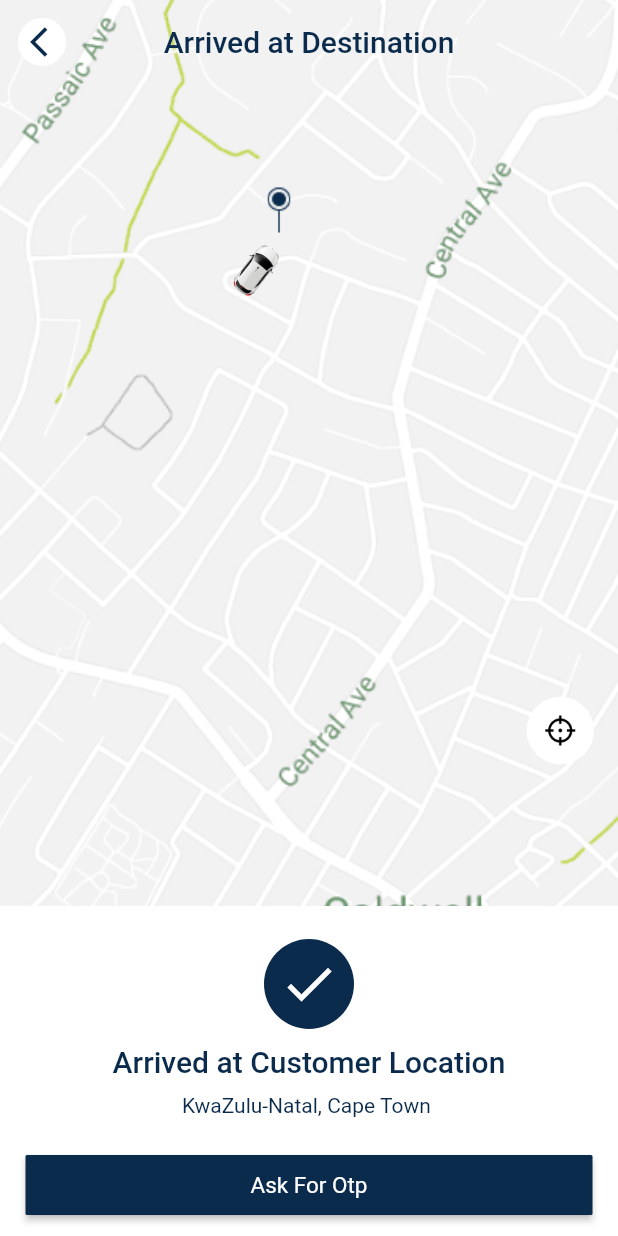
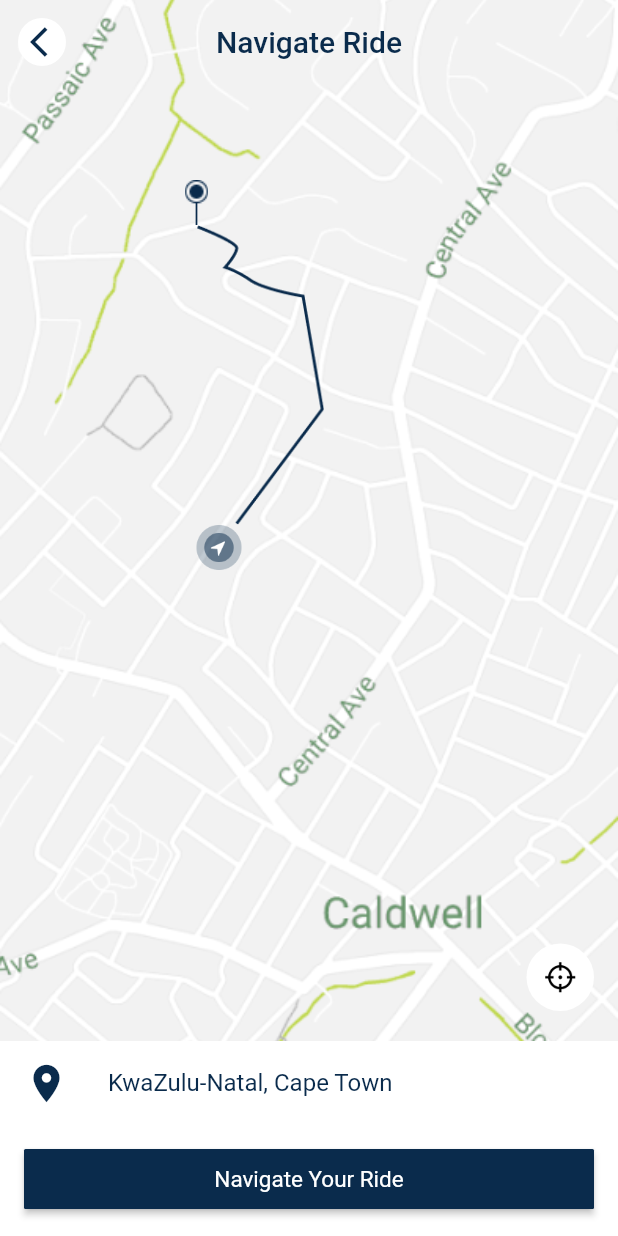
Before and after one commit to Rayarmohan/Jambo-Taxi-app, a Flutter app: the Arrived_Userlocation screen opened by its route, after a tap on "Arrived", on a phone screen of 412 x 824 dp. Run offline on Flutter 3.47's test engine with Material 3 defaults, Android fonts, the phone set to English and light mode, and no system bars; our stand-ins replace dotted_border, flutter_rating_bar, flutter_screenutil, flutter_svg, get; Roboto replaces fonts that are missing (SF Pro Display).

Commit message:
app-routing

```diff
--- a/lib/features/Ride/arrived_userlocation.dart
+++ b/lib/features/Ride/arrived_userlocation.dart
@@ -1,6 +1,7 @@
 // ignore_for_file: non_constant_identifier_names, camel_case_types, unnecessary_const
 
 import 'package:flutter/material.dart';
+import 'package:flutter/widgets.dart';
 import 'package:get/get.dart';
 import 'package:jambotaxi/utils/color/app_colors.dart';
 import 'package:jambotaxi/utils/route/route_name.dart';
@@ -185,20 +186,25 @@ class Arrived_Userlocation extends StatelessWidget {
                           ),
                         ],
                       ),
-                      const Row(
+                      Row(
                         children: [
-                          CircleAvatar(
-                            radius: 20,
-                            backgroundColor: AppColors.primeryColor,
-                            child: Icon(
-                              Icons.mark_unread_chat_alt_outlined,
-                              color: AppColors.white,
+                          GestureDetector(
+                            onTap: () {
+                              Get.toNamed(AppRoute.chatscreen);
+                            },
+                            child: const CircleAvatar(
+                              radius: 20,
+                              backgroundColor: AppColors.primeryColor,
+                              child: Icon(
+                                Icons.mark_unread_chat_alt_outlined,
+                                color: AppColors.white,
+                              ),
                             ),
                           ),
-                          SizedBox(
+                          const SizedBox(
                             width: 8,
                           ),
-                          CircleAvatar(
+                          const CircleAvatar(
                             radius: 20,
                             backgroundColor: Colors.green,
                             child: Icon(
@@ -220,7 +226,7 @@ class Arrived_Userlocation extends StatelessWidget {
                     padding: const EdgeInsets.only(left: 5.0, right: 5.0),
                     child: CustomButton(
                       onPressed: () {
-                        Get.toNamed(AppRoute.askForOtp);
+                        Get.toNamed(AppRoute.navigateYourRide);
                       },
                       child: Text(
                         'Arrived',
--- a/lib/features/Ride/navigationyourride.dart
+++ b/lib/features/Ride/navigationyourride.dart
@@ -1,7 +1,9 @@
 // ignore_for_file: prefer_const_constructors, prefer_const_literals_to_create_immutables, unnecessary_const
 
 import 'package:flutter/material.dart';
+import 'package:get/get.dart';
 import 'package:jambotaxi/utils/color/app_colors.dart';
+import 'package:jambotaxi/utils/route/route_name.dart';
 import 'package:jambotaxi/widgets/custom_button.dart';
 import 'package:jambotaxi/widgets/custom_images.dart';
 
@@ -137,9 +139,11 @@ class NavigationYourRide extends StatelessWidget {
               height: 40,
               child: CustomButton(
                 color: AppColors.primeryColor,
-                onPressed: () {},
+                onPressed: () {
+                  Get.toNamed(AppRoute.askForOtp);
+                },
                 child: Text(
-                  'Navigate customer location',
+                  'Navigate Your Ride',
                   style: Theme.of(context)
                       .textTheme
                       .bodyMedium!
--- a/lib/features/Ride/ride_request.dart
+++ b/lib/features/Ride/ride_request.dart
@@ -253,7 +253,9 @@ class Ride_Request extends StatelessWidget {
                       width: 160,
                       height: 44,
                       child: CustomButton(
-                        onPressed: () {},
+                        onPressed: () {
+                          Get.toNamed(AppRoute.cancelRide);
+                        },
                         child: Text(
                           'Decline',
                           style: Theme.of(context)
--- a/lib/features/cancel_ride/cancel_ride_successful.dart
+++ b/lib/features/cancel_ride/cancel_ride_successful.dart
@@ -1,7 +1,9 @@
 import 'package:flutter/cupertino.dart';
 import 'package:flutter/material.dart';
 import 'package:flutter_screenutil/flutter_screenutil.dart';
+import 'package:get/get.dart';
 import 'package:jambotaxi/utils/color/app_colors.dart';
+import 'package:jambotaxi/utils/route/route_name.dart';
 import 'package:jambotaxi/widgets/custom_button.dart';
 
 class CancelSuccess extends StatelessWidget {
@@ -53,6 +55,7 @@ class CancelSuccess extends StatelessWidget {
             height: 60,
             width: 0.9.sw,
             onPressed: () {
+              Get.toNamed(AppRoute.bottom_nav);
             },
             text: "Got It",
             color: AppColors.primeryColor,
--- a/lib/features/otp/ask_forotp.dart
+++ b/lib/features/otp/ask_forotp.dart
@@ -1,5 +1,6 @@
 import 'package:flutter/material.dart';
 import 'package:get/get.dart';
+import 'package:jambotaxi/features/otp_verification/otp_verification.dart';
 import 'package:jambotaxi/utils/color/app_colors.dart';
 import 'package:jambotaxi/utils/route/route_name.dart';
 import 'package:jambotaxi/widgets/custom_button.dart';
@@ -155,7 +156,7 @@ class AskForOtp extends StatelessWidget {
                     padding: const EdgeInsets.only(left: 5.0, right: 5.0),
                     child: CustomButton(
                       onPressed: () {
-                        Get.toNamed(AppRoute.otpscreen);
+                        Get.to(const OTPVerification());
                       },
                       child: Text(
                         'Ask For Otp',
--- a/lib/features/otp_verification/otp_verification.dart
+++ b/lib/features/otp_verification/otp_verification.dart
@@ -53,7 +53,8 @@ class OTPVerification extends StatelessWidget {
             const SizedBox(height: 70),
             Row(
               mainAxisAlignment: MainAxisAlignment.spaceBetween,
-              children: List.generate(4, (index) => _buildOTPBox(context, index)),
+              children:
+                  List.generate(4, (index) => _buildOTPBox(context, index)),
             ),
             const SizedBox(height: 40),
             Column(
@@ -91,7 +92,7 @@ class OTPVerification extends StatelessWidget {
               height: 60,
               width: 0.9.sw,
               onPressed: () {
-                print("clicked");
+                Get.toNamed(AppRoute.collectcash);
               },
               text: "Verify & Start ride",
               color: AppColors.primeryColor,
--- a/lib/utils/route/route.dart
+++ b/lib/utils/route/route.dart
@@ -2,10 +2,12 @@ import 'package:get/get.dart';
 import 'package:jambotaxi/features/Registration/registration_screen.dart';
 import 'package:jambotaxi/features/Ride/arrived_userlocation.dart';
 import 'package:jambotaxi/features/Ride/navigate_userlocation.dart';
+import 'package:jambotaxi/features/Ride/navigationyourride.dart';
 import 'package:jambotaxi/features/Ride/ride_request.dart';
 import 'package:jambotaxi/features/booking_pages/booking_tab.dart';
 import 'package:jambotaxi/features/booking_pages/prebooking_tab.dart';
 import 'package:jambotaxi/features/bottom_navigation/bottom_navigation.dart';
+import 'package:jambotaxi/features/cancel_ride/cancel_ride_screen.dart';
 import 'package:jambotaxi/features/cars/cars_screen.dart';
 import 'package:jambotaxi/features/chat/chat_screen.dart';
 import 'package:jambotaxi/features/collect_cash/collect_cash.dart';
@@ -18,6 +20,7 @@ import 'package:jambotaxi/features/login/login_screen.dart';
 import 'package:jambotaxi/features/notification/notification_screen.dart';
 import 'package:jambotaxi/features/on_board/on_board_screen.dart';
 import 'package:jambotaxi/features/otp/ask_forotp.dart';
+import 'package:jambotaxi/features/otp_verification/otp_verification.dart';
 import 'package:jambotaxi/features/otp_verify/otp_verify_screen.dart';
 import 'package:jambotaxi/features/privacy_policy/privacy_screen.dart';
 import 'package:jambotaxi/features/profile/profile_screen.dart';
@@ -69,5 +72,11 @@ appRoutes() => [
       GetPage(
           name: AppRoute.arrived_userLocation,
           page: () => const Arrived_Userlocation()),
+      GetPage(
+          name: AppRoute.navigateYourRide,
+          page: () => const NavigationYourRide()),
       GetPage(name: AppRoute.askForOtp, page: () => const AskForOtp()),
+      GetPage(name: AppRoute.otp, page: () => const OTPVerification()),
+      GetPage(name: AppRoute.cancelRide, page: () => const CancelRideScreen()),
+      GetPage(name: AppRoute.cars_screen, page: () => const CarsScreen()),
     ];
--- a/lib/utils/route/route_name.dart
+++ b/lib/utils/route/route_name.dart
@@ -25,4 +25,7 @@ class AppRoute {
   static String navigate_userLocation = '/NavigateUserLocation';
   static String arrived_userLocation = '/ArrivedUserLocation';
   static String askForOtp = '/AskForOtpScreen';
+  static String otp = '/OTPVerification ';
+  static String navigateYourRide = '/NavigationYourRide';
+  static String cancelRide = '/CancelRideScreen';
 }
```
Also changed, not shown: lib/features/booking_pages/booking_tab.dart (+30 -10 lines), lib/features/bottom_navigation/bottom_navigation.dart (+6 -3 lines), lib/features/chat/chat_screen.dart (+31 -10 lines), lib/features/chat/widget/message_row.dart (+12 -4 lines), lib/features/collect_cash/collect_cash.dart (+28 -12 lines), lib/features/profile/profile_screen.dart (+23 -38 lines), lib/features/rating/rating_screen.dart (+19 -7 lines).
